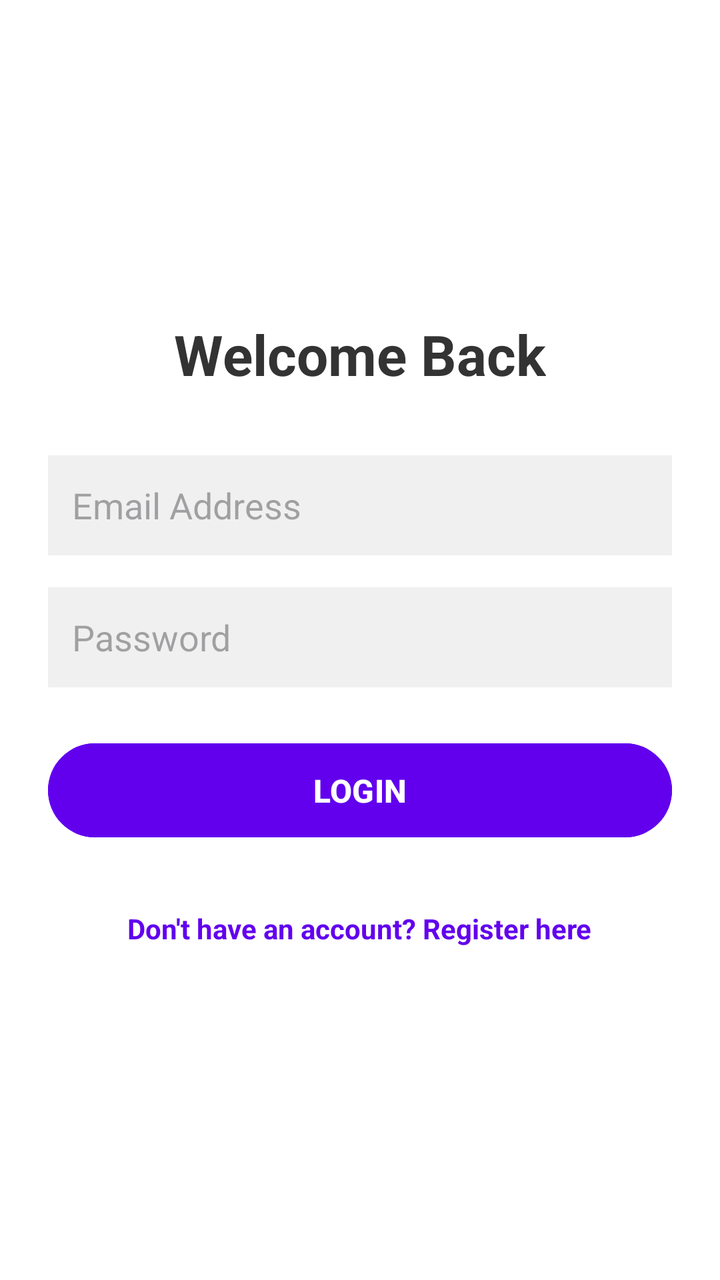
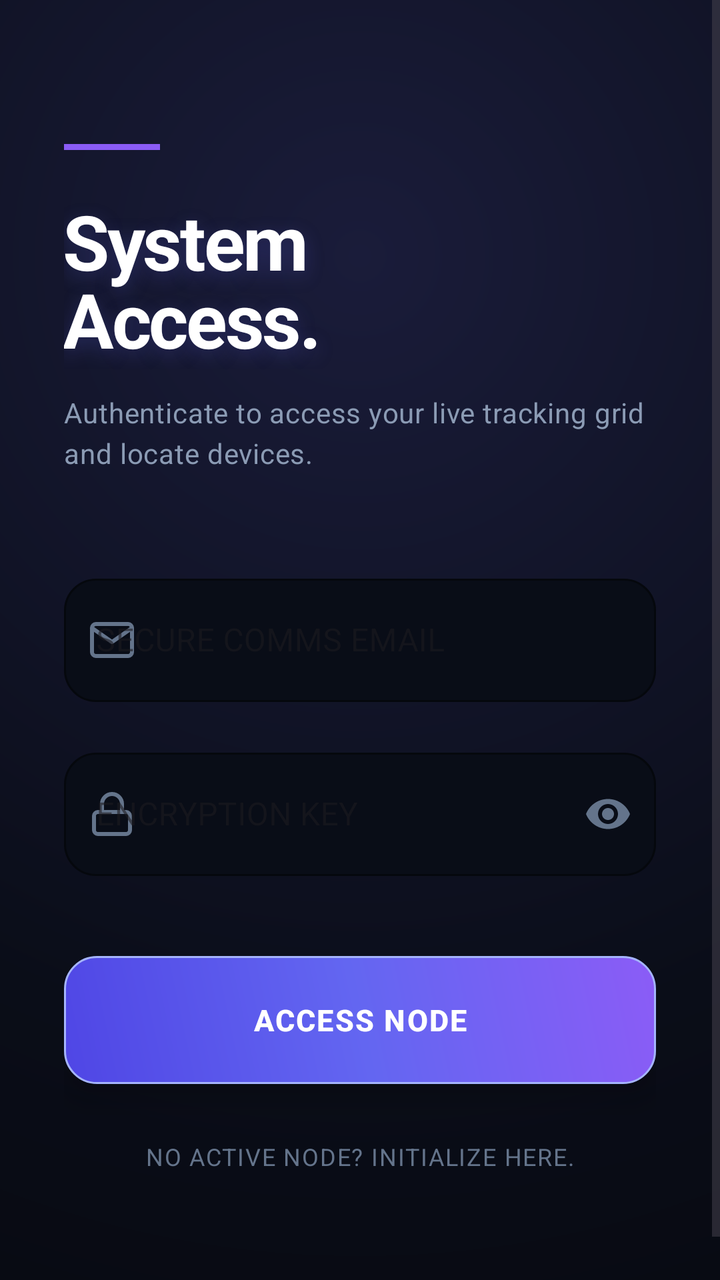

An Android layout rendered at two revisions. The XML below is the earlier revision; the diff shows what the commit changed to produce the second picture.
<!-- AndroidManifest.xml: application theme Theme.Gotilo -->
<!-- res/layout/activity_login.xml -->
<?xml version="1.0" encoding="utf-8"?>
<LinearLayout xmlns:android="http://schemas.android.com/apk/res/android"
    android:layout_width="match_parent"
    android:layout_height="match_parent"
    android:orientation="vertical"
    android:padding="24dp"
    android:gravity="center"
    android:background="#FFFFFF">

    <TextView
        android:layout_width="wrap_content"
        android:layout_height="wrap_content"
        android:text="Welcome Back"
        android:textSize="28sp"
        android:textStyle="bold"
        android:textColor="#333333"
        android:layout_marginBottom="32dp"/>

    <EditText
        android:id="@+id/etLoginEmail"
        android:layout_width="match_parent"
        android:layout_height="50dp"
        android:hint="Email Address"
        android:inputType="textEmailAddress"
        android:background="#F0F0F0"
        android:padding="12dp"
        android:layout_marginBottom="16dp"
        android:textColor="#000000"/>

    <EditText
        android:id="@+id/etLoginPassword"
        android:layout_width="match_parent"
        android:layout_height="50dp"
        android:hint="Password"
        android:inputType="textPassword"
        android:background="#F0F0F0"
        android:padding="12dp"
        android:layout_marginBottom="24dp"
        android:textColor="#000000"/>

    <Button
        android:id="@+id/btnLogin"
        android:layout_width="match_parent"
        android:layout_height="55dp"
        android:text="LOGIN"
        android:textSize="16sp"
        android:textStyle="bold"
        android:backgroundTint="#6200EE"
        android:textColor="#FFFFFF"/>

    <ProgressBar
        android:id="@+id/loginProgressBar"
        android:layout_width="wrap_content"
        android:layout_height="wrap_content"
        android:layout_marginTop="16dp"
        android:visibility="gone"/>

    
    <TextView
        android:id="@+id/tvGoToRegister"
        android:layout_width="wrap_content"
        android:layout_height="wrap_content"
        android:text="Don't have an account? Register here"
        android:textColor="#6200EE"
        android:textSize="14sp"
        android:textStyle="bold"
        android:layout_marginTop="24dp"
        android:padding="8dp"/>

</LinearLayout>
<!-- resources referenced by this layout -->
<resources>
  <style name="Theme.Gotilo" parent="Base.Theme.Gotilo" />
  <style name="Base.Theme.Gotilo" parent="Theme.Material3.DayNight.NoActionBar">
          
          
      </style>
</resources>

<!-- the commit's change to res/layout/activity_login.xml (unified diff, before → after) -->
@@ -1,70 +1,189 @@
 <?xml version="1.0" encoding="utf-8"?>
-<LinearLayout xmlns:android="http://schemas.android.com/apk/res/android"
+<ScrollView xmlns:android="http://schemas.android.com/apk/res/android"
+    xmlns:app="http://schemas.android.com/apk/res-auto"
+    xmlns:tools="http://schemas.android.com/tools"
     android:layout_width="match_parent"
     android:layout_height="match_parent"
-    android:orientation="vertical"
-    android:padding="24dp"
-    android:gravity="center"
-    android:background="#FFFFFF">
+    android:background="@drawable/bg_ambient_glow"
+    android:fillViewport="true"
+    android:overScrollMode="never">
 
-    <TextView
-        android:layout_width="wrap_content"
+    <androidx.constraintlayout.widget.ConstraintLayout
+        android:layout_width="match_parent"
         android:layout_height="wrap_content"
-        android:text="Welcome Back"
-        android:textSize="28sp"
-        android:textStyle="bold"
-        android:textColor="#333333"
-        android:layout_marginBottom="32dp"/>
+        android:paddingHorizontal="32dp"
+        android:paddingVertical="40dp">
 
-    <EditText
-        android:id="@+id/etLoginEmail"
-        android:layout_width="match_parent"
-        android:layout_height="50dp"
-        android:hint="Email Address"
-        android:inputType="textEmailAddress"
-        android:background="#F0F0F0"
-        android:padding="12dp"
-        android:layout_marginBottom="16dp"
-        android:textColor="#000000"/>
+        
+        <View
+            android:id="@+id/techAccent"
+            android:layout_width="48dp"
+            android:layout_height="3dp"
+            android:layout_marginTop="32dp"
+            android:background="#8B5CF6"
+            app:layout_constraintStart_toStartOf="parent"
+            app:layout_constraintTop_toTopOf="parent" />
 
-    <EditText
-        android:id="@+id/etLoginPassword"
-        android:layout_width="match_parent"
-        android:layout_height="50dp"
-        android:hint="Password"
-        android:inputType="textPassword"
-        android:background="#F0F0F0"
-        android:padding="12dp"
-        android:layout_marginBottom="24dp"
-        android:textColor="#000000"/>
+        
+        <TextView
+            android:id="@+id/tvTitle"
+            android:layout_width="0dp"
+            android:layout_height="wrap_content"
+            android:layout_marginTop="20dp"
+            android:text="System\nAccess."
+            android:textColor="#FFFFFF"
+            android:textSize="38sp"
+            android:textStyle="bold"
+            android:lineSpacingExtra="-6dp"
+            android:letterSpacing="-0.03"
+            android:shadowColor="#406366F1"
+            android:shadowDx="0"
+            android:shadowDy="8"
+            android:shadowRadius="24"
+            app:layout_constraintEnd_toEndOf="parent"
+            app:layout_constraintStart_toStartOf="parent"
+            app:layout_constraintTop_toBottomOf="@id/techAccent" />
 
-    <Button
-        android:id="@+id/btnLogin"
-        android:layout_width="match_parent"
-        android:layout_height="55dp"
-        android:text="LOGIN"
-        android:textSize="16sp"
-        android:textStyle="bold"
-        android:backgroundTint="#6200EE"
-        android:textColor="#FFFFFF"/>
+        <TextView
+            android:id="@+id/tvSubtitle"
+            android:layout_width="0dp"
+            android:layout_height="wrap_content"
+            android:layout_marginTop="12dp"
+            android:text="Authenticate to access your live tracking grid and locate devices."
+            android:textColor="#8B9BB4"
+            android:textSize="14sp"
+            android:letterSpacing="0.02"
+            android:lineSpacingExtra="4dp"
+            app:layout_constraintEnd_toEndOf="parent"
+            app:layout_constraintStart_toStartOf="parent"
+            app:layout_constraintTop_toBottomOf="@id/tvTitle" />
 
-    <ProgressBar
-        android:id="@+id/loginProgressBar"
-        android:layout_width="wrap_content"
-        android:layout_height="wrap_content"
-        android:layout_marginTop="16dp"
-        android:visibility="gone"/>
+        
+        <LinearLayout
+            android:id="@+id/formContainer"
+            android:layout_width="match_parent"
+            android:layout_height="wrap_content"
+            android:layout_marginTop="48dp"
+            android:orientation="vertical"
+            app:layout_constraintBottom_toTopOf="@+id/btnLogin"
+            app:layout_constraintTop_toBottomOf="@id/tvSubtitle"
+            app:layout_constraintVertical_bias="0.3">
 
-    
-    <TextView
-        android:id="@+id/tvGoToRegister"
-        android:layout_width="wrap_content"
-        android:layout_height="wrap_content"
-        android:text="Don't have an account? Register here"
-        android:textColor="#6200EE"
-        android:textSize="14sp"
-        android:textStyle="bold"
-        android:layout_marginTop="24dp"
-        android:padding="8dp"/>
+            
+            <com.google.android.material.textfield.TextInputLayout
+                style="@style/Widget.MaterialComponents.TextInputLayout.OutlinedBox"
+                android:layout_width="match_parent"
+                android:layout_height="wrap_content"
+                android:layout_marginBottom="20dp"
+                android:hint="SECURE COMMS EMAIL"
+                app:boxBackgroundColor="#090D17"
+                app:boxCornerRadiusBottomEnd="16dp"
+                app:boxCornerRadiusBottomStart="16dp"
+                app:boxCornerRadiusTopEnd="16dp"
+                app:boxCornerRadiusTopStart="16dp"
+                app:boxStrokeColor="#8B5CF6"
+                app:boxStrokeWidth="1dp"
+                app:boxStrokeWidthFocused="2dp"
+                app:hintTextColor="#8B5CF6"
+                app:startIconDrawable="@drawable/ic_email"
+                app:startIconTint="#64748B">
 
-</LinearLayout>
+                <com.google.android.material.textfield.TextInputEditText
+                    android:id="@+id/etLoginEmail"
+                    android:layout_width="match_parent"
+                    android:layout_height="wrap_content"
+                    android:inputType="textEmailAddress"
+                    android:paddingVertical="20dp"
+                    android:textColor="#FFFFFF"
+                    android:textColorHint="#334155"
+                    android:textCursorDrawable="@null"
+                    android:textSize="16sp" />
+            </com.google.android.material.textfield.TextInputLayout>
+
+            
+            <com.google.android.material.textfield.TextInputLayout
+                style="@style/Widget.MaterialComponents.TextInputLayout.OutlinedBox"
+                android:layout_width="match_parent"
+                android:layout_height="wrap_content"
+                android:hint="ENCRYPTION KEY"
+                app:boxBackgroundColor="#090D17"
+                app:boxCornerRadiusBottomEnd="16dp"
+                app:boxCornerRadiusBottomStart="16dp"
+                app:boxCornerRadiusTopEnd="16dp"
+                app:boxCornerRadiusTopStart="16dp"
+                app:boxStrokeColor="#8B5CF6"
+                app:boxStrokeWidth="1dp"
+                app:boxStrokeWidthFocused="2dp"
+                app:hintTextColor="#8B5CF6"
+                app:passwordToggleEnabled="true"
+                app:passwordToggleTint="#64748B"
+                app:startIconDrawable="@drawable/ic_lock"
+                app:startIconTint="#64748B">
+
+                <com.google.android.material.textfield.TextInputEditText
+                    android:id="@+id/etLoginPassword"
+                    android:layout_width="match_parent"
+                    android:layout_height="wrap_content"
+                    android:inputType="textPassword"
+                    android:paddingVertical="20dp"
+                    android:textColor="#FFFFFF"
+                    android:textColorHint="#334155"
+                    android:textCursorDrawable="@null"
+                    android:textSize="16sp" />
+            </com.google.android.material.textfield.TextInputLayout>
+
+        </LinearLayout>
+
+        
+        <androidx.appcompat.widget.AppCompatButton
+            android:id="@+id/btnLogin"
+            android:layout_width="match_parent"
+            android:layout_height="64dp"
+            android:layout_marginTop="40dp"
+            android:layout_marginBottom="16dp"
+            android:background="@drawable/bg_tech_button"
+            android:elevation="8dp"
+            android:letterSpacing="0.05"
+            android:stateListAnimator="@null"
+            android:text="Access Node"
+            android:textAllCaps="true"
+            android:textColor="#FFFFFF"
+            android:textSize="15sp"
+            android:textStyle="bold"
+            app:layout_constraintBottom_toTopOf="@+id/tvGoToRegister"
+            app:layout_constraintTop_toBottomOf="@id/formContainer"
+            app:layout_constraintVertical_bias="1.0" />
+
+        
+        <ProgressBar
+            android:id="@+id/loginProgressBar"
+            android:layout_width="32dp"
+            android:layout_height="32dp"
+            android:indeterminateTint="#FFFFFF"
+            android:elevation="10dp"
+            android:visibility="gone"
+            app:layout_constraintBottom_toBottomOf="@+id/btnLogin"
+            app:layout_constraintEnd_toEndOf="@+id/btnLogin"
+            app:layout_constraintStart_toStartOf="@+id/btnLogin"
+            app:layout_constraintTop_toTopOf="@+id/btnLogin" />
+
+        
+        <TextView
+            android:id="@+id/tvGoToRegister"
+            android:layout_width="wrap_content"
+            android:layout_height="wrap_content"
+            android:layout_marginBottom="24dp"
+            android:background="?attr/selectableItemBackgroundBorderless"
+            android:clickable="true"
+            android:focusable="true"
+            android:padding="12dp"
+            android:text="NO ACTIVE NODE? INITIALIZE HERE."
+            android:textColor="#64748B"
+            android:textSize="12sp"
+            android:letterSpacing="0.05"
+            app:layout_constraintBottom_toBottomOf="parent"
+            app:layout_constraintEnd_toEndOf="parent"
+            app:layout_constraintStart_toStartOf="parent" />
+
+    </androidx.constraintlayout.widget.ConstraintLayout>
+</ScrollView>
<!-- resource entries referenced after the edit -->
@@ -1,5 +1,63 @@
 <!-- resources referenced by this layout -->
 <resources>
+  <!-- drawable bg_ambient_glow (drawable) -->
+  <?xml version="1.0" encoding="utf-8"?>
+  <shape xmlns:android="http://schemas.android.com/apk/res/android"
+      android:shape="rectangle">
+      <gradient
+          android:type="radial"
+          android:centerX="0.5"
+          android:centerY="0.2"
+          android:gradientRadius="800dp"
+          android:startColor="#1A1C3A"
+          android:centerColor="#0A0D18"
+          android:endColor="#05070A" />
+  </shape>
+  <!-- drawable bg_tech_button (drawable) -->
+  <?xml version="1.0" encoding="utf-8"?>
+  <shape xmlns:android="http://schemas.android.com/apk/res/android">
+      <gradient
+          android:angle="45"
+          android:startColor="#4F46E5"
+          android:centerColor="#6366F1"
+          android:endColor="#8B5CF6"
+          android:type="linear" />
+      <corners android:radius="16dp" />
+      
+      <stroke
+          android:width="1dp"
+          android:color="#A5B4FC" />
+  </shape>
+  <!-- drawable ic_email (drawable) -->
+  <?xml version="1.0" encoding="utf-8"?>
+  <vector xmlns:android="http://schemas.android.com/apk/res/android"
+      android:width="24dp"
+      android:height="24dp"
+      android:viewportWidth="24"
+      android:viewportHeight="24">
+      <path
+          android:fillColor="#00000000"
+          android:strokeColor="#FFFFFF"
+          android:strokeLineCap="round"
+          android:strokeLineJoin="round"
+          android:strokeWidth="2"
+          android:pathData="M4,4h16c1.1,0 2,0.9 2,2v12c0,1.1 -0.9,2 -2,2H4c-1.1,0 -2,-0.9 -2,-2V6c0,-1.1 0.9,-2 2,-2zM22,6l-10,7L2,6" />
+  </vector>
+  <!-- drawable ic_lock (drawable) -->
+  <?xml version="1.0" encoding="utf-8"?>
+  <vector xmlns:android="http://schemas.android.com/apk/res/android"
+      android:width="24dp"
+      android:height="24dp"
+      android:viewportWidth="24"
+      android:viewportHeight="24">
+      <path
+          android:fillColor="#00000000"
+          android:strokeColor="#FFFFFF"
+          android:strokeLineCap="round"
+          android:strokeLineJoin="round"
+          android:strokeWidth="2"
+          android:pathData="M19,11H5c-1.1,0 -2,0.9 -2,2v7c0,1.1 0.9,2 2,2h14c1.1,0 2,-0.9 2,-2v-7c0,-1.1 -0.9,-2 -2,-2zM7,11V7a5,5 0,0 1,10 0v4" />
+  </vector>
   <style name="Theme.Gotilo" parent="Base.Theme.Gotilo" />
   <style name="Base.Theme.Gotilo" parent="Theme.Material3.DayNight.NoActionBar">
           
